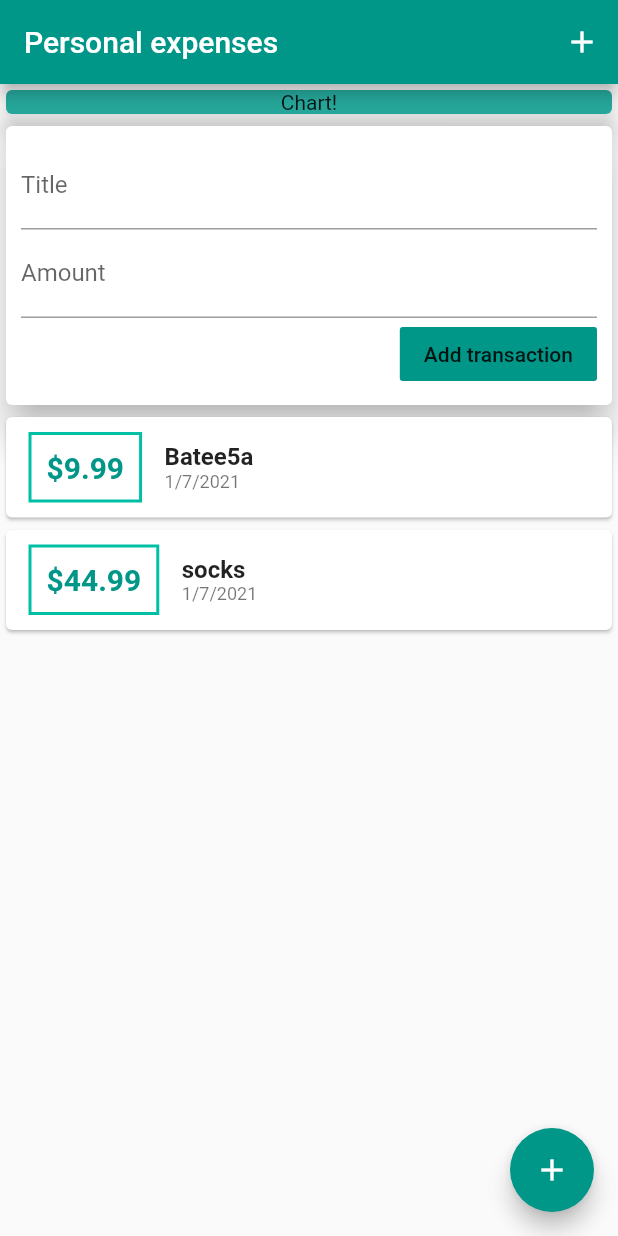
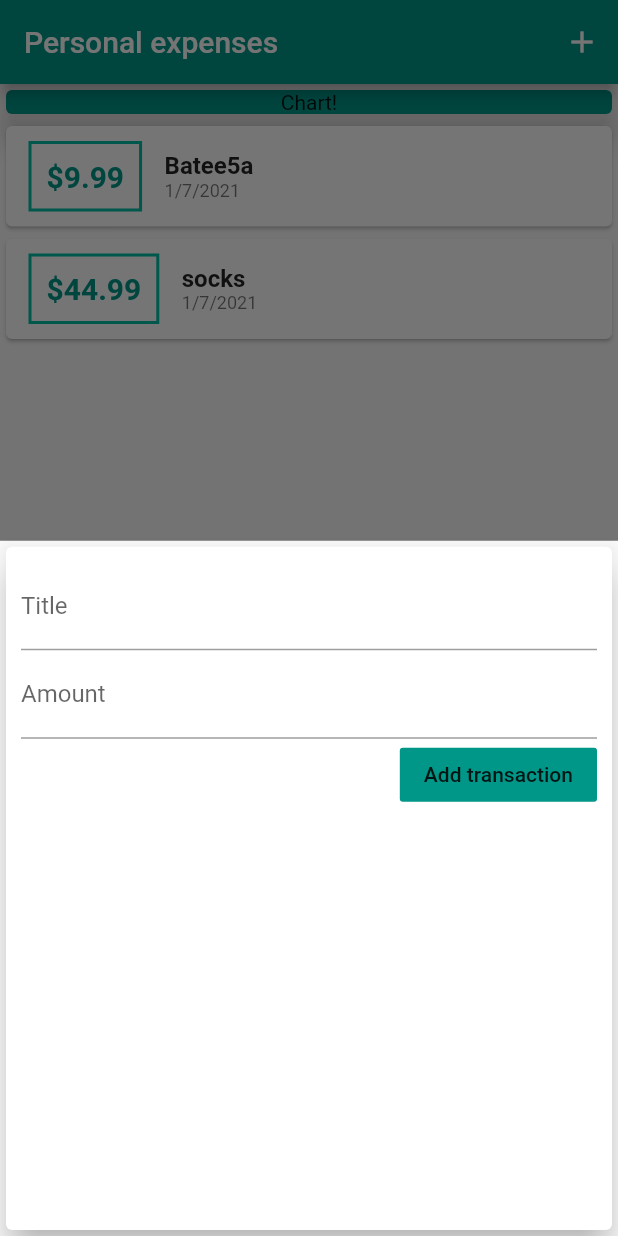
Before and after one commit to AdelRizq/Expenses-tracker, a Flutter app: the screen it shows after launch, after a tap on the "add" icon, on a phone screen of 412 x 824 dp. Run offline on Flutter 3.47's test engine with Material 2 defaults, Android fonts, the phone set to English and light mode, and no system bars.

Commit message:
add modal bottom sheet for the new transaction

```diff
--- a/lib/main.dart
+++ b/lib/main.dart
@@ -1,5 +1,8 @@
 import 'package:flutter/material.dart';
-import './widgets/user_transactions.dart';
+import './widgets/new_transaction.dart';
+import './widgets/transaction_list.dart';
+
+import './models/transaction.dart';
 
 void main() {
   runApp(MyApp());
@@ -10,9 +13,10 @@ class MyApp extends StatelessWidget {
   Widget build(BuildContext context) {
     return MaterialApp(
       debugShowCheckedModeBanner: false,
-      title: 'Flutter Demo',
+      title: 'Personal Expenses',
       theme: ThemeData(
         primarySwatch: Colors.teal,
+        accentColor: Colors.tealAccent[700],
         visualDensity: VisualDensity.adaptivePlatformDensity,
       ),
       home: MyHomePageState(),
@@ -20,9 +24,47 @@ class MyApp extends StatelessWidget {
   }
 }
 
-class MyHomePageState extends StatelessWidget {
-  final titleController = TextEditingController();
-  final amountController = TextEditingController();
+class MyHomePageState extends StatefulWidget {
+  @override
+  _MyHomePageStateState createState() => _MyHomePageStateState();
+}
+
+class _MyHomePageStateState extends State<MyHomePageState> {
+  final List<Transaction> transactions = [
+    Transaction(
+      id: 't1',
+      title: 'Batee5a',
+      amount: 9.99,
+      date: DateTime.now(),
+    ),
+    Transaction(
+      id: 't2',
+      title: 'socks',
+      amount: 44.99,
+      date: DateTime.now(),
+    ),
+  ];
+
+  void _addTransaction(String title, double amount) {
+    setState(() {
+      transactions.add(
+        Transaction(
+          id: 'tempId',
+          title: title,
+          amount: amount,
+          date: DateTime.now(),
+        ),
+      );
+    });
+  }
+
+  void _openAddNewTransactionForm(BuildContext ctx) {
+    showModalBottomSheet(
+        context: ctx,
+        builder: (_) {
+          return NewTransaction(_addTransaction);
+        });
+  }
 
   @override
   Widget build(BuildContext context) {
@@ -32,7 +74,7 @@ class MyHomePageState extends StatelessWidget {
         actions: [
           IconButton(
             icon: Icon(Icons.add),
-            onPressed: () {},
+            onPressed: () => _openAddNewTransactionForm(context),
           ),
         ],
       ),
@@ -42,7 +84,7 @@ class MyHomePageState extends StatelessWidget {
             Container(
               width: double.infinity,
               child: Card(
-                color: Colors.teal[400],
+                color: Theme.of(context).primaryColor,
                 child: Text(
                   "Chart!",
                   textAlign: TextAlign.center,
@@ -50,13 +92,14 @@ class MyHomePageState extends StatelessWidget {
                 elevation: 8,
               ),
             ),
-            UserTransactions(),
+            TransactionList(transactions),
           ],
         ),
       ),
+      floatingActionButtonLocation: FloatingActionButtonLocation.centerFloat,
       floatingActionButton: FloatingActionButton(
         child: Icon(Icons.add),
-        onPressed: () {},
+        onPressed: () => _openAddNewTransactionForm(context),
       ),
     );
   }
--- a/lib/widgets/new_transaction.dart
+++ b/lib/widgets/new_transaction.dart
@@ -1,12 +1,17 @@
 import 'package:flutter/material.dart';
 
-class NewTransaction extends StatelessWidget {
-  final titleController = TextEditingController();
-  final amountController = TextEditingController();
-
+class NewTransaction extends StatefulWidget {
   final addTransaction;
 
   NewTransaction(this.addTransaction);
+
+  @override
+  _NewTransactionState createState() => _NewTransactionState();
+}
+
+class _NewTransactionState extends State<NewTransaction> {
+  final titleController = TextEditingController();
+  final amountController = TextEditingController();
 
   void submitData() {
     final String titleInput = titleController.text;
@@ -14,7 +19,9 @@ class NewTransaction extends StatelessWidget {
 
     if (titleInput.isEmpty || amountInput <= 0) return;
 
-    addTransaction(titleInput, amountInput);
+    widget.addTransaction(titleInput, amountInput);
+
+    Navigator.of(context).pop();
   }
 
   @override
@@ -31,7 +38,7 @@ class NewTransaction extends StatelessWidget {
                 labelText: 'Title',
               ),
               controller: titleController,
-              onSubmitted: (val) => submitData(),
+              onSubmitted: (_) => submitData(),
             ),
             TextField(
               decoration: InputDecoration(
@@ -39,7 +46,7 @@ class NewTransaction extends StatelessWidget {
               ),
               controller: amountController,
               keyboardType: TextInputType.number,
-              onSubmitted: (val) => submitData(),
+              onSubmitted: (_) => submitData(),
             ),
             FlatButton(
               child: Text('Add transaction'),
--- a/lib/widgets/transaction_list.dart
+++ b/lib/widgets/transaction_list.dart
@@ -25,7 +25,7 @@ class TransactionList extends StatelessWidget {
                   ),
                   decoration: BoxDecoration(
                     border: Border.all(
-                      color: Colors.tealAccent[700],
+                      color: Theme.of(context).accentColor,
                       width: 2,
                     ),
                   ),
@@ -35,7 +35,7 @@ class TransactionList extends StatelessWidget {
                     style: TextStyle(
                       fontWeight: FontWeight.bold,
                       fontSize: 20,
-                      color: Colors.teal,
+                      color: Theme.of(context).primaryColor,
                     ),
                   ),
                 ),
--- a/lib/widgets/user_transactions.dart
+++ /dev/null
@@ -1,50 +0,0 @@
-import 'package:flutter/material.dart';
-import './new_transaction.dart';
-import './transaction_list.dart';
-
-import '../models/transaction.dart';
-
-class UserTransactions extends StatefulWidget {
-  @override
-  _UserTransactionsState createState() => _UserTransactionsState();
-}
-
-class _UserTransactionsState extends State<UserTransactions> {
-  final List<Transaction> transactions = [
-    Transaction(
-      id: 't1',
-      title: 'Batee5a',
-      amount: 9.99,
-      date: DateTime.now(),
-    ),
-    Transaction(
-      id: 't2',
-      title: 'socks',
-      amount: 44.99,
-      date: DateTime.now(),
-    ),
-  ];
-
-  Function _addTransaction(String title, double amount) {
-    setState(() {
-      transactions.add(
-        Transaction(
-          id: 'tempId',
-          title: title,
-          amount: amount,
-          date: DateTime.now(),
-        ),
-      );
-    });
-  }
-
-  @override
-  Widget build(BuildContext context) {
-    return Column(
-      children: [
-        NewTransaction(_addTransaction),
-        TransactionList(transactions),
-      ],
-    );
-  }
-}
```
